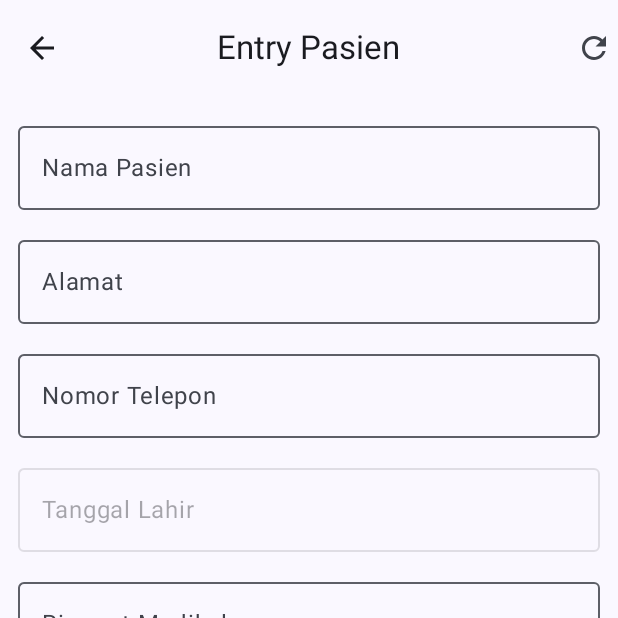
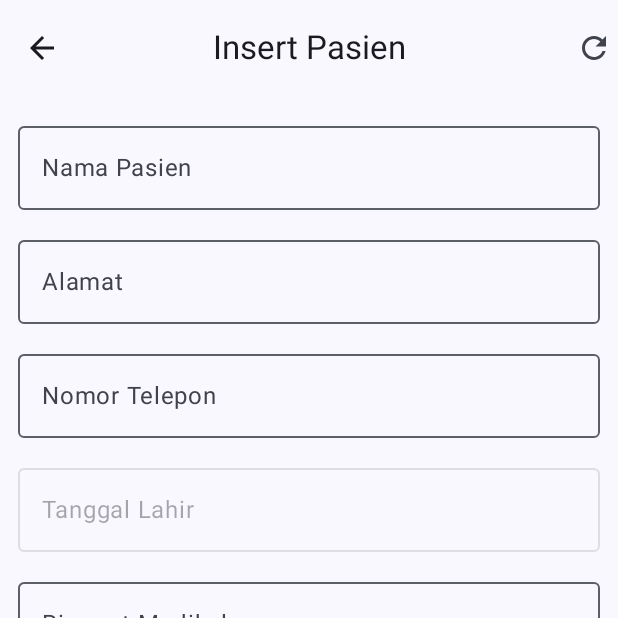
Before and after one commit to MuhamadHilalFakhri/A7_151, an Android app built with Jetpack Compose: the composable EntryPasienScreen shown on its own in the app's theme, on a phone screen of 412 x 824 dp, the top half of it. Run offline under Robolectric (Android 15) with nearby library versions, the phone set to English and light mode, and no system bars; libraries missing offline, so code that uses them is left out: com.jakewharton.retrofit2; 1 statement that could not run was skipped.

Commit message:
update route

```diff
--- a/app/src/main/java/com/example/projekakhir/ui/view/pasien/PasienDetailView.kt
+++ b/app/src/main/java/com/example/projekakhir/ui/view/pasien/PasienDetailView.kt
@@ -37,7 +37,7 @@ import java.text.SimpleDateFormat
 import java.util.Locale
 
 object DestinasiDetail : DestinasiNavigasi {
-    override val route = "detail"
+    override val route = "detail pasien"
     const val idpasien = "idpasien"
     val routeWithArg = "$route/{$idpasien}"
     override  val titleRes = "Detail Pasien"
--- a/app/src/main/java/com/example/projekakhir/ui/view/pasien/PasienHomeView.kt
+++ b/app/src/main/java/com/example/projekakhir/ui/view/pasien/PasienHomeView.kt
@@ -49,13 +49,13 @@ import java.util.Locale
 import java.util.TimeZone
 
 object DestinasiHome : DestinasiNavigasi {
-    override val route = "home"
+    override val route = "home pasien"
     override val titleRes = "Home Pasien"
 }
 
 @OptIn(ExperimentalMaterial3Api::class)
 @Composable
-fun HomeScreen(
+fun HomeScreenPasien(
     navigateToItemEntry: () -> Unit,
     modifier: Modifier = Modifier,
     onDetailClick: (Int) -> Unit = {},
--- a/app/src/main/java/com/example/projekakhir/ui/view/pasien/PasienInsertView.kt
+++ b/app/src/main/java/com/example/projekakhir/ui/view/pasien/PasienInsertView.kt
@@ -34,8 +34,8 @@ import kotlinx.coroutines.launch
 import java.util.Calendar
 
 object DestinasiEntryPasien: DestinasiNavigasi {
-    override val route = "item_entry"
-    override val titleRes = "Entry Pasien"
+    override val route = "insert pasien"
+    override val titleRes = "Insert Pasien"
 }
 
 
--- a/app/src/main/java/com/example/projekakhir/ui/view/pasien/PasienUpdateView.kt
+++ b/app/src/main/java/com/example/projekakhir/ui/view/pasien/PasienUpdateView.kt
@@ -23,7 +23,7 @@ import java.text.SimpleDateFormat
 import java.util.Locale
 
 object DestinasiUpdate : DestinasiNavigasi {
-    override val route = "update"
+    override val route = "update pasien"
     const val idpasien = "idpasien"
     val routesWithArg = "$route/{$idpasien}"
     override val titleRes = "Update Pasien"
```
